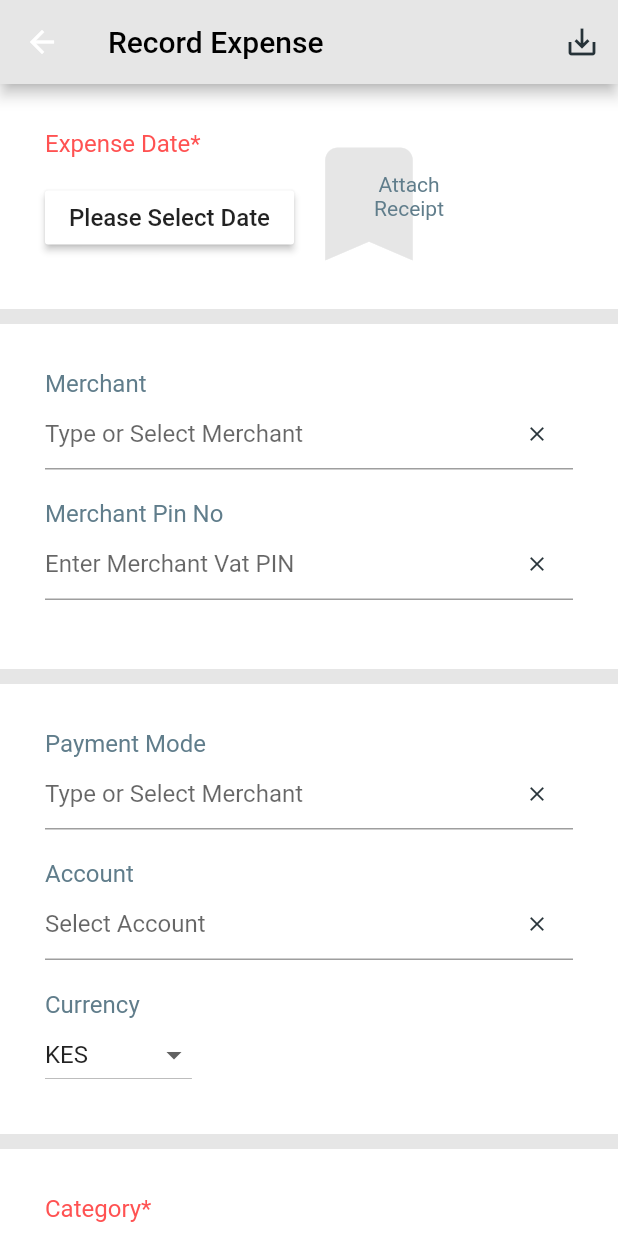
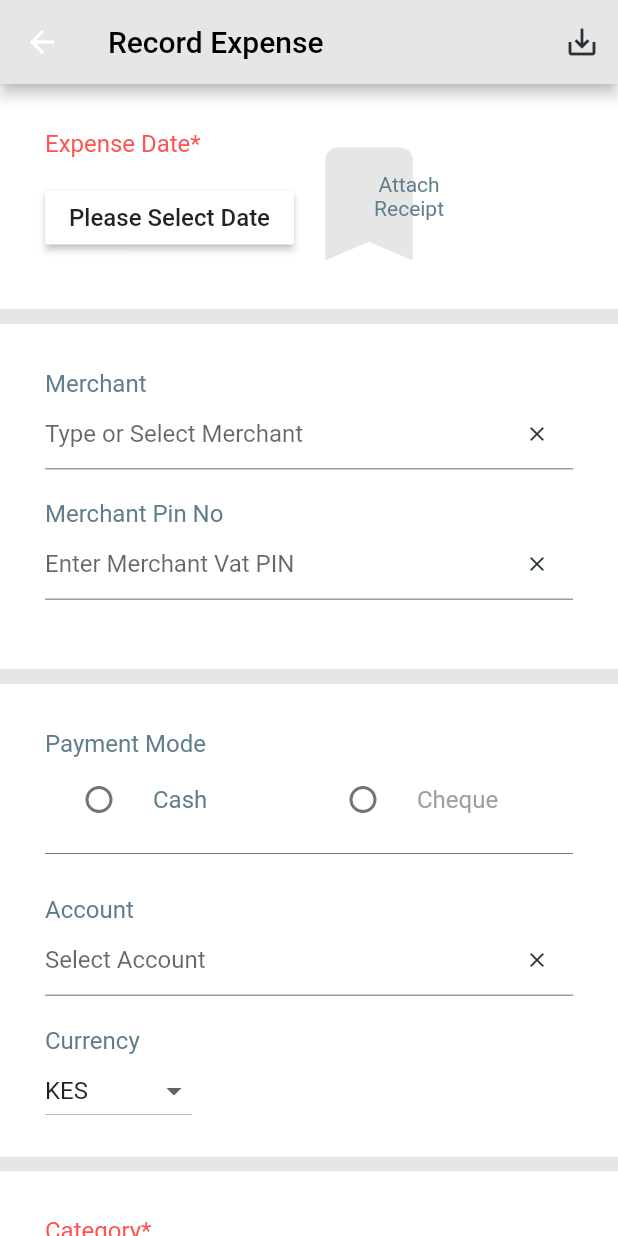
Before and after one commit to kayuyumwaura/app, a Flutter app: the ExpensePage screen opened directly, on a phone screen of 412 x 824 dp. Run offline on Flutter 3.47's test engine with Material 2 defaults, Android fonts, the phone set to English and light mode, and no system bars.

Commit message:
added radiobutton

```diff
--- a/lib/ui/screen.dart
+++ b/lib/ui/screen.dart
@@ -64,6 +64,9 @@ class Screen2State extends State<Screen2> {
   ];
   String selectedValue;
   String _selectedCategory;
+
+  //radio button
+  String radioItem = '';
   /*final myController = TextEditingController();
   final items = List<String>();
   String selectedValue;
@@ -279,7 +282,7 @@ class Screen2State extends State<Screen2> {
               SizedBox(height:10),
               Container(
                   padding: EdgeInsets.all(30),
-                  height: 300,
+                  height: 315,
                   color: Colors.white,
                   child: Column(
                       crossAxisAlignment: CrossAxisAlignment.start,
@@ -291,26 +294,36 @@ class Screen2State extends State<Screen2> {
                               fontSize: (16),
                               color: Colors.blueGrey),
                         ),
-                        new Stack(
-                            alignment: Alignment.centerRight,
+                        new Row(
+                            mainAxisAlignment: MainAxisAlignment.center,
                             children: <Widget>[
-                              new Flexible(
-                                child: new TextField(
-                                  controller: merchantController,
-                                  decoration: InputDecoration(
-                                      hintText: ('Type or Select Merchant')),
-                                ),
-                              ),
-                              IconButton(
-                                //onPressed: () => _controller.clear(),
-                                onPressed: clearTextInput,
-                                icon: Icon(
-                                  Icons.clear,
-                                  color: Colors.blueGrey[900],
-                                  size: 16.0,
-                                ),
-                              )
+                              Expanded(child:
+                              RadioListTile(
+                                title: Text('Cash',
+                                style: TextStyle(color: Colors.blueGrey),),
+                                value: 0,
+                                groupValue: radioItem,
+                                onChanged: (val){
+                                  setState(() {
+                                    radioItem = val;
+                                  });
+                                },
+                              ),),
+                              Expanded(child:
+                              RadioListTile(
+                                title: Text('Cheque',
+                                style: TextStyle(color: Colors.grey),),
+                                value: 0,
+                                groupValue: radioItem,
+                                onChanged: (val){
+                                  setState(() {
+                                    radioItem = val;
+                                  });
+                                },
+                              ),)
+
                             ]),
+                        Divider(color: Colors.blueGrey,),
                         SizedBox(height: 20),
                         Text(
                           'Account',
@@ -664,6 +677,9 @@ class Screen2State extends State<Screen2> {
                                           title: Text(merchantController.text),
                                        ),
                                        ListTile(
+                                          title: Text(radioItem),
+                                       ),
+                                       ListTile(
                                           title: Text(categoryController.text),
                                        ),
                                        ListTile(
```
